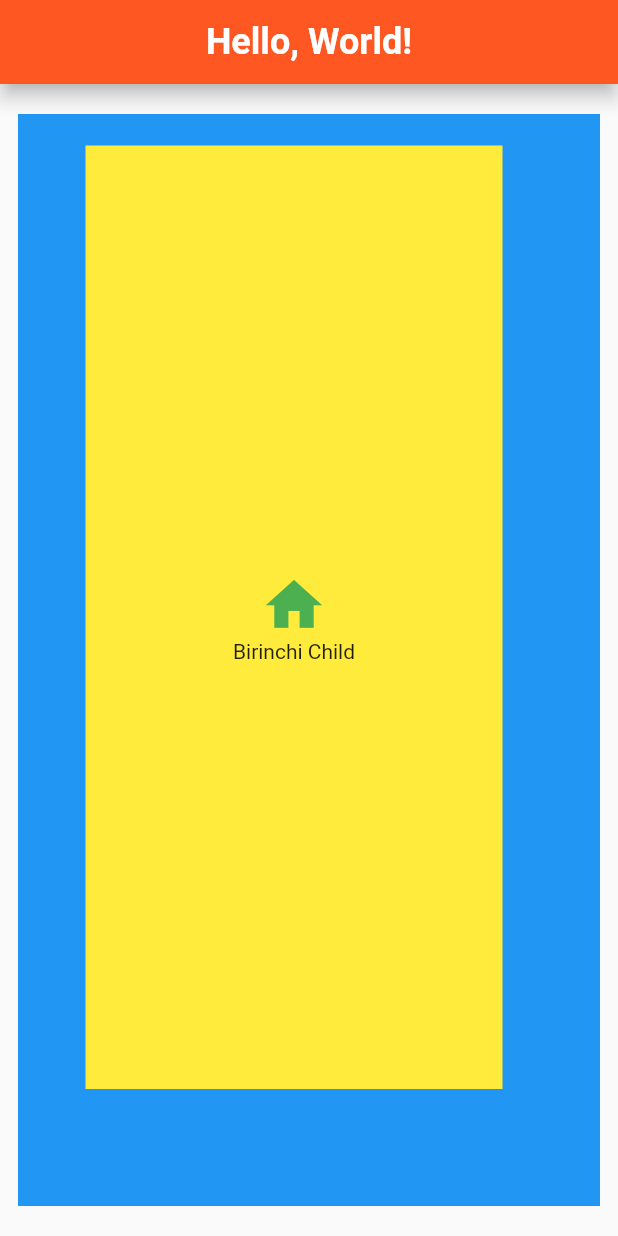
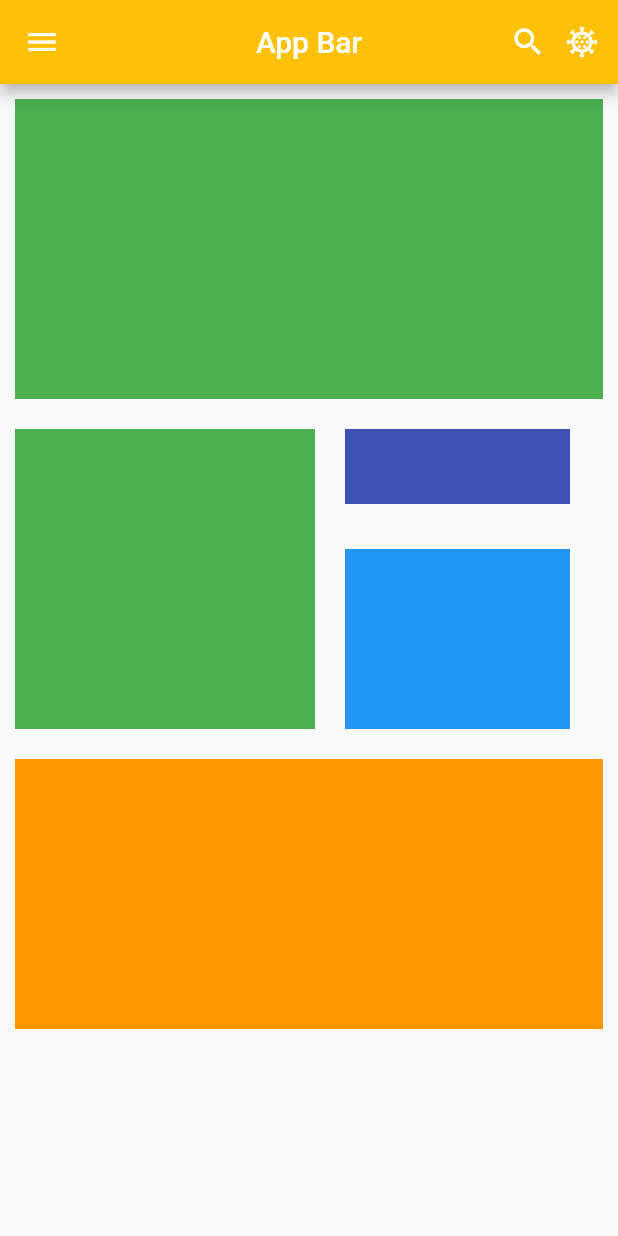
Before and after one commit to BahromjonPolat/flutter-lessons, a Flutter app: the screen it shows after launch, on a phone screen of 412 x 824 dp. Run offline on Flutter 3.47's test engine with Material 2 defaults, Android fonts, the phone set to English and light mode, and no system bars.

Commit message:
First lesson => Column, Row, SizedBox, Icon, AppBar(leading, actions)

```diff
--- /dev/null
+++ b/lib/lesson_1/main.dart
@@ -0,0 +1,97 @@
+import 'package:flutter/material.dart';
+
+class LessonOneMainPage extends StatefulWidget {
+  const LessonOneMainPage({Key? key}) : super(key: key);
+
+  @override
+  State<LessonOneMainPage> createState() => _LessonOneMainPageState();
+}
+
+class _LessonOneMainPageState extends State<LessonOneMainPage> {
+  @override
+  void initState() {
+    super.initState();
+    print('Init State');
+  }
+
+  @override
+  void dispose() {
+    super.dispose();
+    print("Dispose");
+  }
+
+  @override
+  Widget build(BuildContext context) {
+    return Scaffold(
+      appBar: _appBar(),
+      body: Column(
+        children: [
+          _setColor(h: 200, w: 400),
+          SizedBox(
+            height: 220.0,
+            child: Row(
+              children: [
+                _setColor(h: 200, w: 200),
+                Column(
+                  mainAxisAlignment:  MainAxisAlignment.spaceBetween,
+                  crossAxisAlignment: CrossAxisAlignment.end,
+                  children: [
+                    _setColor(h: 50, w: 150.0, color: Colors.indigo),
+                    _setColor(h: 120, w: 150, color: Colors.blue),
+                  ],
+                )
+              ],
+            ),
+          ),
+          _setColor(h: 180, w: 400, color: Colors.orange),
+        ],
+      ),
+    );
+  }
+
+  Widget _setColor({Color color = Colors.green, double? h, double? w}) =>
+      Container(
+        height: h,
+        width: w,
+        color: color,
+        margin: const EdgeInsets.all(10.0),
+      );
+
+  Center _columnRow() {
+    return Center(
+      child: Column(
+        // crossAxisAlignment: CrossAxisAlignment.end,
+        mainAxisAlignment: MainAxisAlignment.center,
+        children: [
+          const Text('Colum \\/'),
+          const FlutterLogo(size: 32),
+          const FlutterLogo(size: 32),
+          Row(
+            mainAxisAlignment: MainAxisAlignment.center,
+            children: const [
+              Text('Row => '),
+              FlutterLogo(size: 32),
+              FlutterLogo(size: 32),
+              FlutterLogo(size: 32),
+            ],
+          )
+        ],
+      ),
+    );
+  }
+
+  AppBar _appBar() {
+    return AppBar(
+      leading: const Icon(Icons.menu),
+      title: const Text('App Bar'),
+      centerTitle: true,
+      backgroundColor: Colors.amber,
+      actions: const [
+        Icon(Icons.search),
+        SizedBox(width: 12.0),
+        Icon(Icons.coronavirus_outlined),
+        SizedBox(width: 12.0),
+      ],
+    );
+  }
+}
--- a/lib/main.dart
+++ b/lib/main.dart
@@ -1,41 +1,19 @@
 import 'package:flutter/material.dart';
+import 'package:flutter_lessons/lesson_1/main.dart';
 
 void main() {
-  runApp(MaterialApp(
-    debugShowCheckedModeBanner: false,
-    home: Scaffold(
-      body: Container(
-        color: Colors.blue,
-        alignment: Alignment.center,
-        margin: const EdgeInsets.symmetric(horizontal: 12, vertical: 20),
-        padding: const EdgeInsets.fromLTRB(45, 21, 65, 78),
-        child: Container(
-          color: Colors.yellow,
-          alignment: Alignment.center,
-          child: Column(
-            mainAxisAlignment: MainAxisAlignment.center,
-            children: const [
-              Icon(Icons.home, size: 45.0, color: Colors.green),
-              Text('Birinchi Child'),
-            ],
-          ),
-        ),
-      ),
-      // backgroundColor: Colors.grey,
-      appBar: AppBar(
-        centerTitle: true, // titleni o'rtaga keltirish uchun
-        elevation: 5.0, // soya
-        backgroundColor: Colors.deepOrange, // App bar rangi
-        // Title widget oladi
-        title: const Text(
-          "Hello, World!",
-          style: TextStyle(
-            fontSize: 24.0,
-            fontWeight: FontWeight.bold,
-            color: Colors.white,
-          ),
-        ),
-      ),
-    ),
-  ));
+  runApp(const MyApp());
 }
+
+class MyApp extends StatelessWidget {
+  const MyApp({Key? key}) : super(key: key);
+
+
+  @override
+  Widget build(BuildContext context) {
+    return const MaterialApp(
+      debugShowCheckedModeBanner: false,
+      home: LessonOneMainPage(),
+    );
+  }
+}
```
Also changed, not shown: 1 other file.
